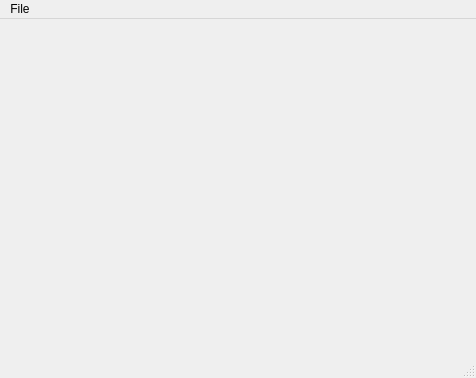
Before: the Qt Designer form tikzit/mainwindow.ui in tikzit/tikzit, drawn with Qt 5.
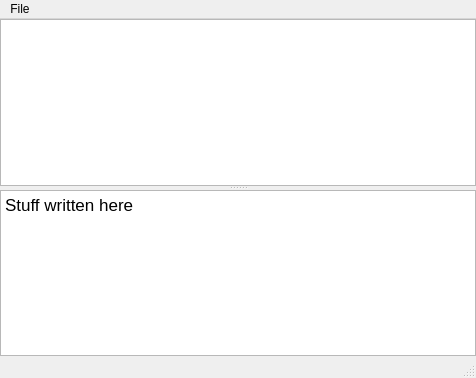
After: the same form once the commit is applied.

```diff
--- a/tikzit/mainwindow.ui
+++ b/tikzit/mainwindow.ui
@@ -13,7 +13,39 @@
   <property name="windowTitle">
    <string>MainWindow</string>
   </property>
-  <widget class="QWidget" name="centralWidget"/>
+  <widget class="QWidget" name="centralWidget">
+   <layout class="QVBoxLayout" name="verticalLayout">
+    <property name="leftMargin">
+     <number>0</number>
+    </property>
+    <property name="topMargin">
+     <number>0</number>
+    </property>
+    <property name="rightMargin">
+     <number>0</number>
+    </property>
+    <property name="bottomMargin">
+     <number>0</number>
+    </property>
+    <item>
+     <widget class="QSplitter" name="splitter">
+      <property name="orientation">
+       <enum>Qt::Vertical</enum>
+      </property>
+      <widget class="QGraphicsView" name="tikzView"/>
+      <widget class="QTextEdit" name="tikzSource">
+       <property name="html">
+        <string>&lt;!DOCTYPE HTML PUBLIC &quot;-//W3C//DTD HTML 4.0//EN&quot; &quot;http://www.w3.org/TR/REC-html40/strict.dtd&quot;&gt;
+&lt;html&gt;&lt;head&gt;&lt;meta name=&quot;qrichtext&quot; content=&quot;1&quot; /&gt;&lt;style type=&quot;text/css&quot;&gt;
+p, li { white-space: pre-wrap; }
+&lt;/style&gt;&lt;/head&gt;&lt;body style=&quot; font-family:'.SF NS Text'; font-size:13pt; font-weight:400; font-style:normal;&quot;&gt;
+&lt;p style=&quot; margin-top:0px; margin-bottom:0px; margin-left:0px; margin-right:0px; -qt-block-indent:0; text-indent:0px;&quot;&gt;Stuff written here&lt;/p&gt;&lt;/body&gt;&lt;/html&gt;</string>
+       </property>
+      </widget>
+     </widget>
+    </item>
+   </layout>
+  </widget>
   <widget class="QMenuBar" name="menuBar">
    <property name="geometry">
     <rect>
```
Left out of the diff: 2 changed lines with no effect on the pictures.
